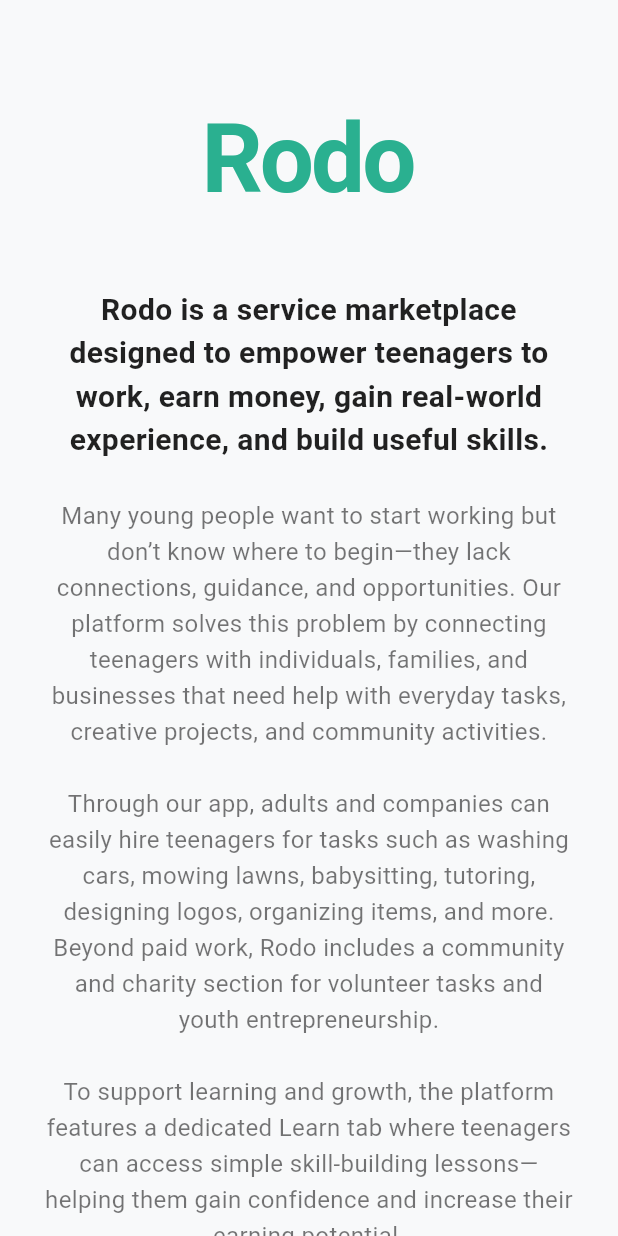
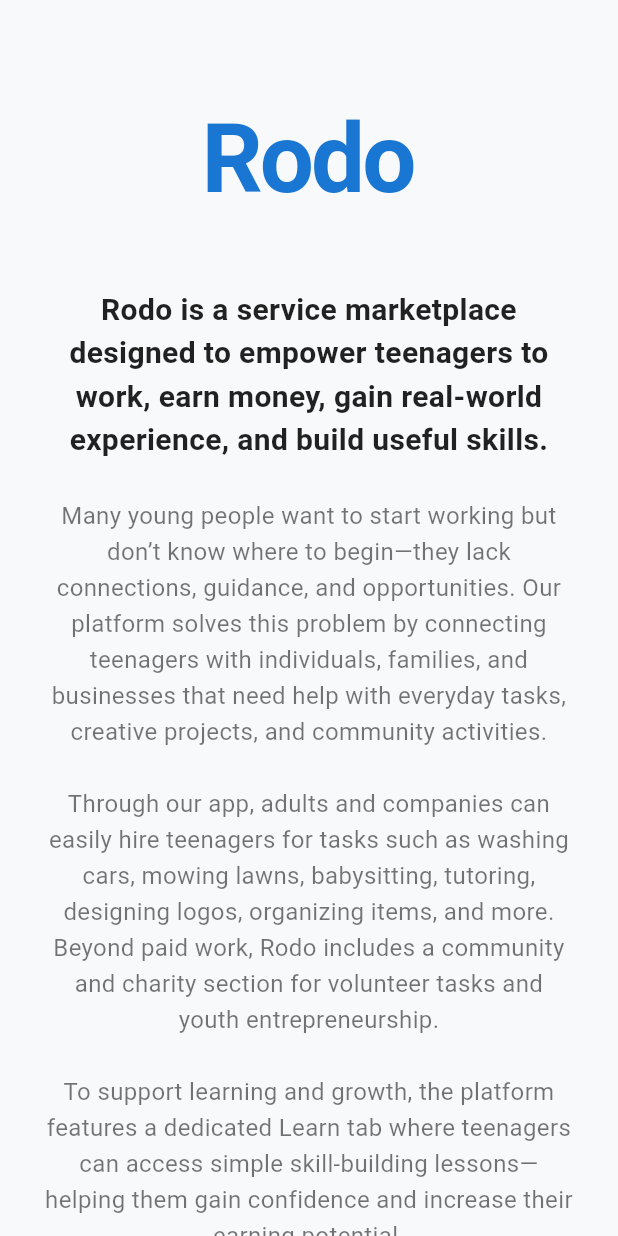
Before and after one commit to Ktoris/rodomvp, a Flutter app: the screen it shows after launch, on a phone screen of 412 x 824 dp. Run offline on Flutter 3.47's test engine with Material 3 defaults, Android fonts, the phone set to English and light mode, and no system bars; our stand-ins replace cloud_firestore, firebase_auth, firebase_core, shared_preferences; accounts and stored records are empty.

Commit message:
Your descriptive change message

```diff
--- a/lib/app_theme.dart
+++ b/lib/app_theme.dart
@@ -1,7 +1,7 @@
 import 'package:flutter/material.dart';
 
 class AppTheme {
-  static const Color primaryMint = Color(0xFF2AB090);
+  static const Color primaryBlue = Color(0xFF1976D2);
   static const Color backgroundGrey = Color(0xFFF8F9FA);
 
   static ThemeData get lightTheme {
@@ -9,8 +9,8 @@
       useMaterial3: true,
       scaffoldBackgroundColor: backgroundGrey,
       colorScheme: ColorScheme.fromSeed(
-        seedColor: primaryMint,
-        primary: primaryMint,
+        seedColor: primaryBlue,
+        primary: primaryBlue,
         surface: Colors.white,
       ),
 
@@ -46,7 +46,7 @@
 
       elevatedButtonTheme: ElevatedButtonThemeData(
         style: ElevatedButton.styleFrom(
-          backgroundColor: primaryMint,
+          backgroundColor: primaryBlue,
           foregroundColor: Colors.white,
           elevation: 0,
           shape: RoundedRectangleBorder(borderRadius: BorderRadius.circular(12)),
--- a/lib/intro_page.dart
+++ b/lib/intro_page.dart
@@ -21,7 +21,7 @@
                 style: TextStyle(
                   fontSize: 64,
                   fontWeight: FontWeight.bold,
-                  color: AppTheme.primaryMint, // Using your nice green
+                  color: AppTheme.primaryBlue, // Using your nice green
                   letterSpacing: -2.0,
                 ),
               ),
@@ -85,7 +85,7 @@
                     child: Text(
                       'Already have an account? Log In',
                       style: TextStyle(
-                        color: AppTheme.primaryMint,
+                        color: AppTheme.primaryBlue,
                         fontWeight: FontWeight.bold,
                       ),
                     ),
```
